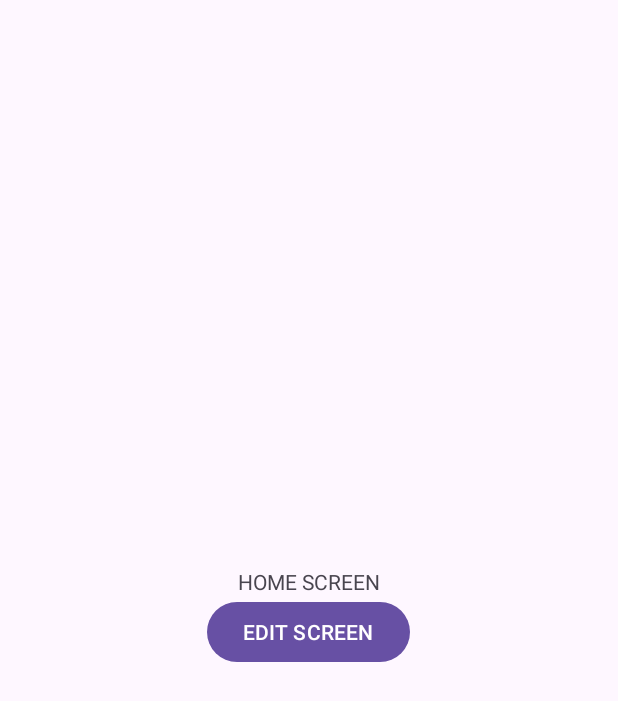
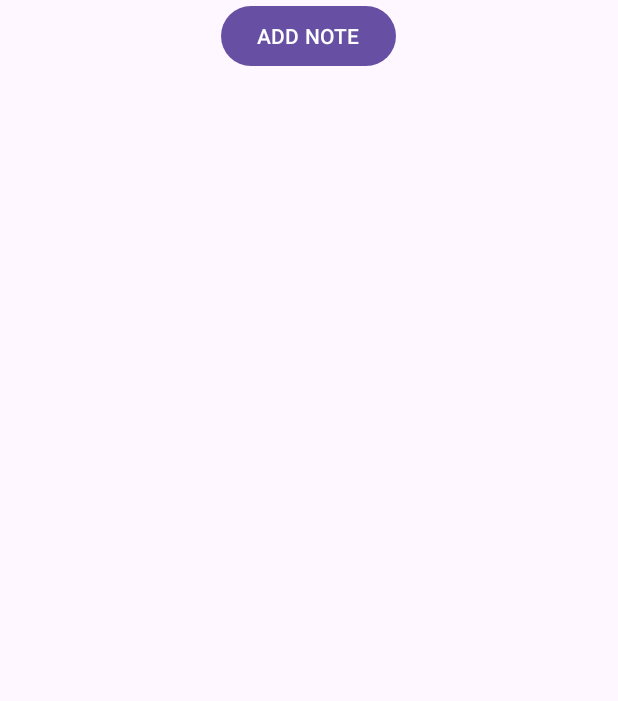
Before and after one commit to TharunBalaji2004/revamp-notes-app, an Android app: the layout fragment_home.xml on its own in the app's theme, with its tools: preview values and no code run, on a phone screen of 412 x 824 dp. Shown: the top 701 px of the screen. Run offline under Robolectric (Android 15) with nearby library versions, the phone set to English and light mode, and no system bars.

Commit message:
Added RecyclerView code

```diff
--- a/app/build.gradle.kts
+++ b/app/build.gradle.kts
@@ -61,4 +61,6 @@ dependencies {
     // Fragment Navigation
     implementation ("androidx.navigation:navigation-fragment-ktx:2.7.0")
     implementation ("androidx.navigation:navigation-ui-ktx:2.7.0")
+
+    implementation ("androidx.navigation:navigation-safe-args-gradle-plugin:2.7.0")
 }
--- a/app/src/main/java/com/tharunbalaji/roomapplication/views/EditFragment.kt
+++ b/app/src/main/java/com/tharunbalaji/roomapplication/views/EditFragment.kt
@@ -7,6 +7,7 @@ import android.view.View
 import android.view.ViewGroup
 import androidx.fragment.app.viewModels
 import androidx.navigation.fragment.findNavController
+import androidx.navigation.fragment.navArgs
 import com.tharunbalaji.roomapplication.R
 import com.tharunbalaji.roomapplication.databinding.FragmentEditBinding
 import com.tharunbalaji.roomapplication.db.Note
--- a/app/src/main/res/layout/fragment_home.xml
+++ b/app/src/main/res/layout/fragment_home.xml
@@ -3,20 +3,22 @@
     xmlns:tools="http://schemas.android.com/tools"
     android:layout_width="match_parent"
     android:layout_height="match_parent"
-    android:gravity="center"
     android:orientation="vertical"
     tools:context=".views.HomeFragment">
 
-    <TextView
-        android:layout_width="wrap_content"
-        android:layout_height="wrap_content"
-        android:text="HOME SCREEN" />
 
     <Button
         android:id="@+id/btn_edit"
+        android:layout_gravity="center"
         android:layout_width="wrap_content"
         android:layout_height="wrap_content"
-        android:text="EDIT SCREEN" />
+        android:text="ADD NOTE" />
 
+    <androidx.recyclerview.widget.RecyclerView
+        android:id="@+id/rv_notes"
+        android:layout_width="match_parent"
+        android:layout_height="wrap_content">
+
+    </androidx.recyclerview.widget.RecyclerView>
 
 </LinearLayout>
```
Also changed, not shown: app/src/main/java/com/tharunbalaji/roomapplication/views/HomeFragment.kt (+11 -0 lines), app/src/main/java/com/tharunbalaji/roomapplication/views/NoteAdapter.kt (added, +42 -0 lines), app/src/main/res/layout/note_card.xml (added, +35 -0 lines), app/src/main/res/navigation/note_navigation.xml (+9 -1 lines).
